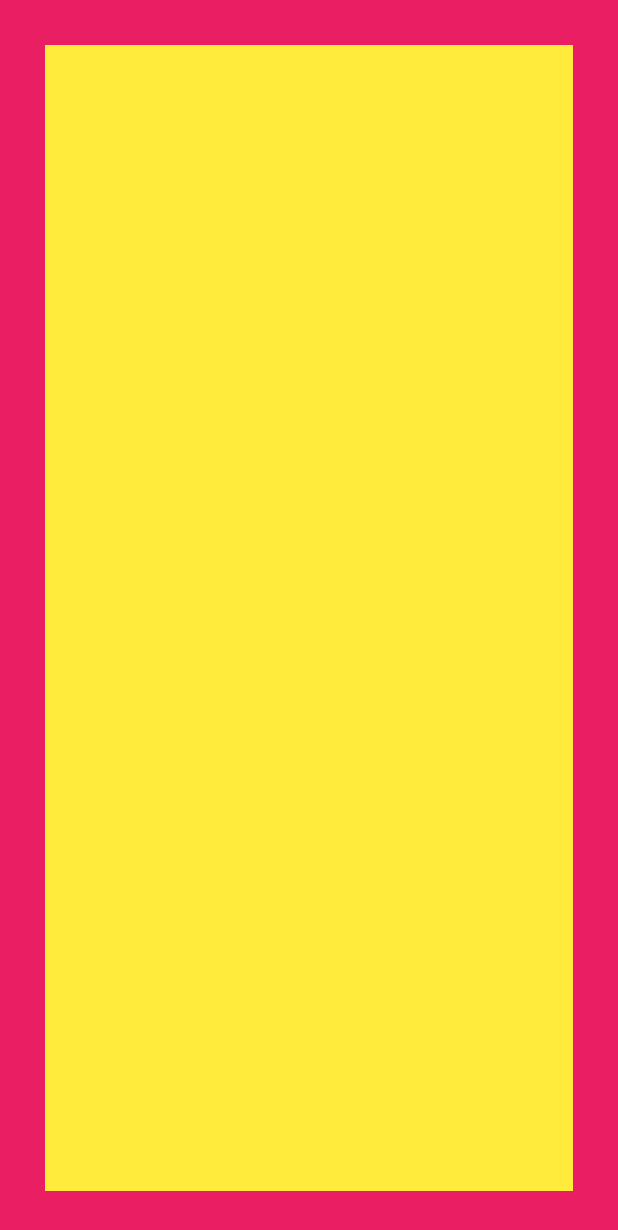
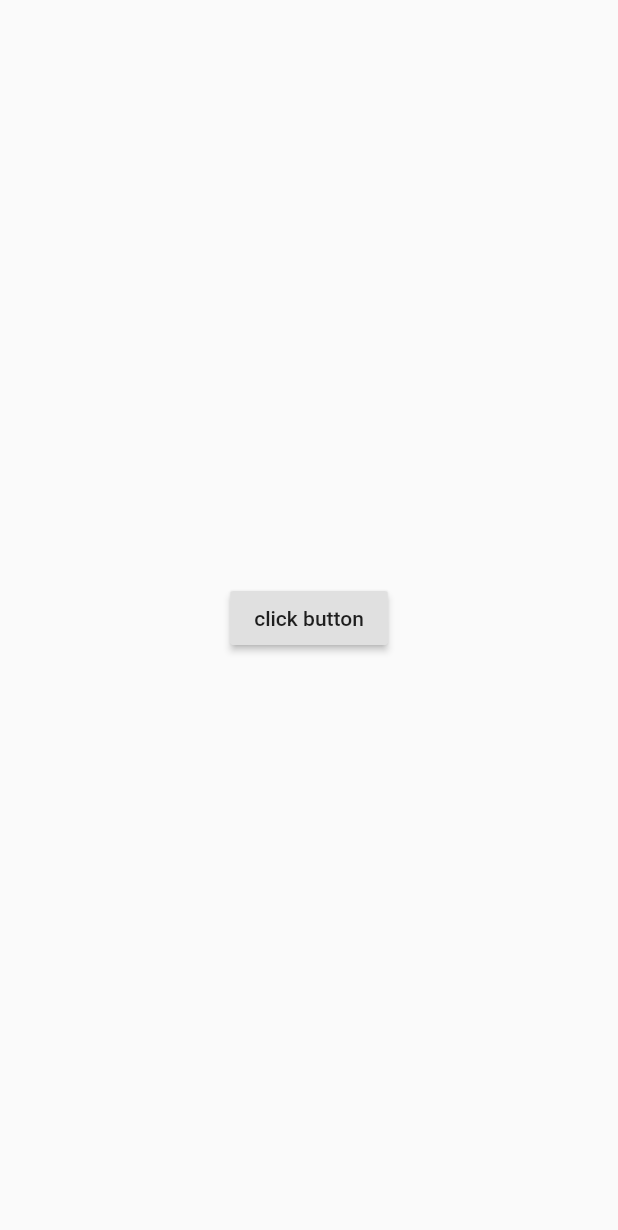
Before and after one commit to duc0103/mobile, a Flutter app: the screen it shows after launch, on a phone screen of 412 x 824 dp. Shown: the top 1230 px of the screen. Run offline on Flutter 3.47's test engine with Material 2 defaults, Android fonts, the phone set to English and light mode, and no system bars.

```diff
--- a/lib/main.dart
+++ b/lib/main.dart
@@ -1,22 +1,42 @@
 import 'package:flutter/material.dart';
+
 void main(){
   runApp(new Application());
 }
 
-class Application extends StatelessWidget {
+class Application extends StatefulWidget {
+  @override
+  _ApplicationState createState() => new _ApplicationState();
+}
+
+
+
+
+class _ApplicationState extends State<Application>  {
+
+  String text ='';
+
+  @override
+  void initState() {
+    // TODO: implement initState
+    text = 'click button';
+    super.initState();
+  }
+
+  void method1(){
+    setState((){
+      text = ' Changed';
+    });
+  }
+
+
   @override
   Widget build(BuildContext context) {
     return new MaterialApp(
-      title: "Stateless Widget",
       home: new Scaffold(
-          body: new Container(
-            color: Colors.pink,
-            child: new Container(
-              color: Colors.yellow,
-              margin: const EdgeInsets.all(30.0),
-            ),
-          )
-
+        body: new Center(
+          child: new RaisedButton(onPressed:(){method1();},child: new Text(text),),
+        ),
       ),
     );
   }
```
